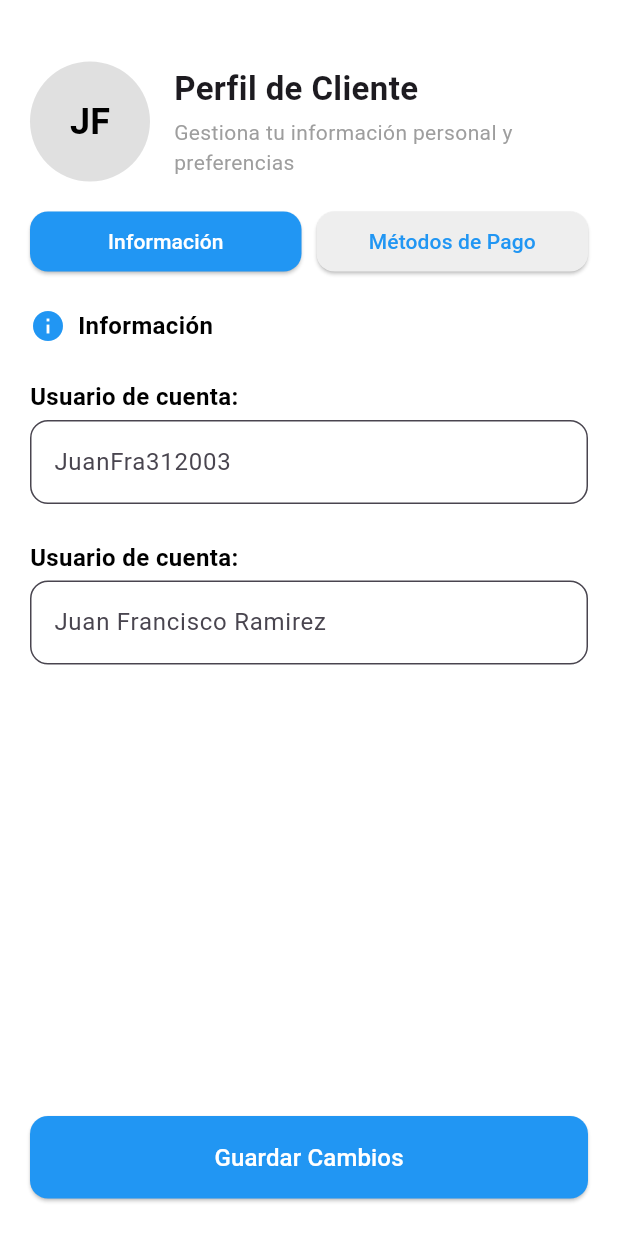
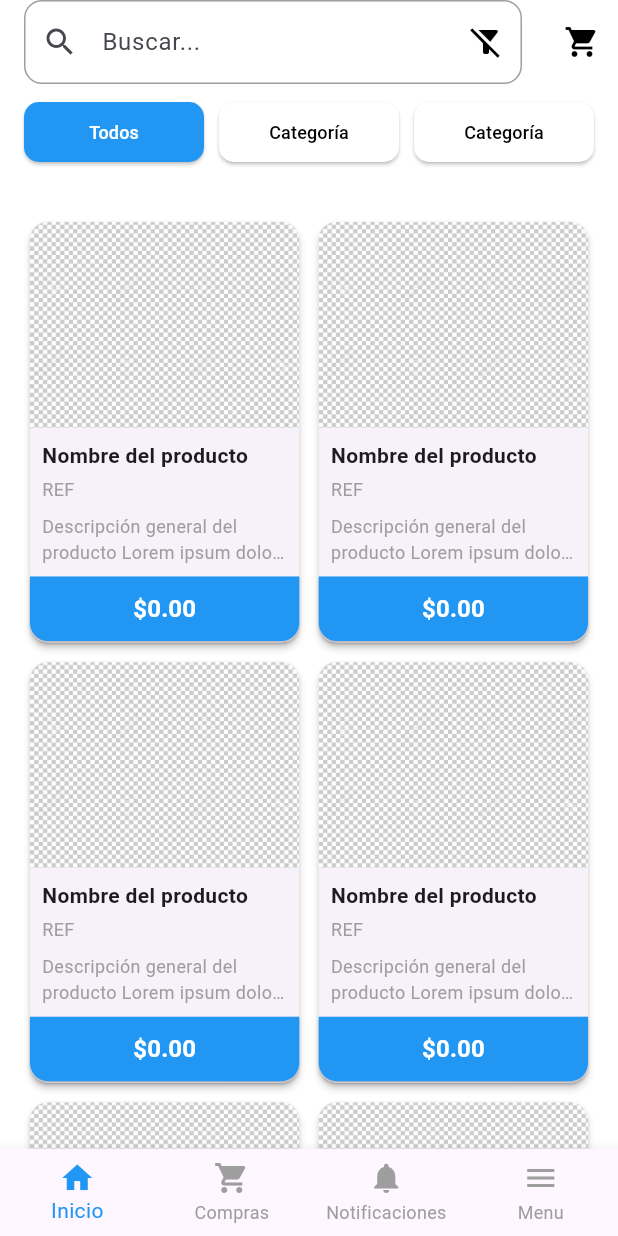
Before and after one commit to Easy-Market-SPL/spl-front, a Flutter app: the screen it shows after launch, after a tap on "Iniciar Sesión", on a phone screen of 412 x 824 dp. Run offline on Flutter 3.47's test engine with Material 3 defaults, Android fonts, the phone set to English and light mode, and no system bars; our stand-ins replace bloc, flutter_bloc.

Commit message:
feature/product grids according with the features and dashboard customer

```diff
--- /dev/null
+++ b/lib/pages/customer_user/dashboard_customer_user.dart
@@ -0,0 +1,107 @@
+import 'package:flutter/material.dart';
+import 'package:spl_front/spl/spl_variables.dart';
+import 'package:spl_front/utils/strings/bottom_navigation_strings.dart';
+import 'package:spl_front/utils/strings/customer_user_strings.dart';
+import 'package:spl_front/utils/strings/products_strings.dart';
+import 'package:spl_front/widgets/app_bars/customer_user_app_bar.dart';
+import 'package:spl_front/widgets/products/grids/customer_product_card.dart';
+import 'package:spl_front/widgets/products/grids/customer_product_rated_card.dart';
+
+class CustomerMainDashboard extends StatelessWidget {
+  const CustomerMainDashboard({super.key});
+
+  @override
+  Widget build(BuildContext context) {
+    return Scaffold(
+      backgroundColor: Colors.white,
+      appBar: CustomerUserAppBar(
+        hintText: CustomerStrings.searchHint, // Pass custom hint text
+        onFilterPressed: () {
+          // TODO: Implement filters action
+        },
+      ),
+      body: SafeArea(
+        child: Column(
+          crossAxisAlignment: CrossAxisAlignment.start,
+          children: [
+            // Category Tabs
+            Padding(
+              padding:
+                  const EdgeInsets.symmetric(horizontal: 16.0, vertical: 8.0),
+              child: Row(
+                // TODO: Build category tabs according with the state and database info
+                children: [
+                  _buildCategoryTab("Todos", isSelected: true),
+                  const SizedBox(width: 10),
+                  _buildCategoryTab(ProductStrings.productCategory),
+                  const SizedBox(width: 10),
+                  _buildCategoryTab(ProductStrings.productCategory),
+                ],
+              ),
+            ),
+            const SizedBox(height: 8),
+
+            // Product List
+            Expanded(
+              child: SingleChildScrollView(
+                child: Padding(
+                  padding: const EdgeInsets.all(16.0),
+                  // Important: Change the widget according with the variability from the Product Line
+                  child: SPLVariables.isRated
+                      ? CustomerProductRatedGrid()
+                      : CustomerProductGrid(),
+                ),
+              ),
+            ),
+
+            // Bottom Navigation Bar
+            _buildBottomNavigationBar(),
+          ],
+        ),
+      ),
+    );
+  }
+
+  Widget _buildCategoryTab(String text, {bool isSelected = false}) {
+    return Expanded(
+      child: ElevatedButton(
+        onPressed: () {
+          // TODO: Handle category tab selection
+        },
+        style: ElevatedButton.styleFrom(
+          backgroundColor: isSelected ? Colors.blue : Colors.white,
+          foregroundColor: isSelected ? Colors.white : Colors.black,
+          shape: RoundedRectangleBorder(
+            borderRadius: BorderRadius.circular(10),
+          ),
+        ),
+        child: Text(
+          text,
+          style: const TextStyle(fontSize: 12),
+        ),
+      ),
+    );
+  }
+
+  Widget _buildBottomNavigationBar() {
+    return BottomNavigationBar(
+      type: BottomNavigationBarType.fixed,
+      selectedItemColor: Colors.blue,
+      unselectedItemColor: Colors.grey,
+      items: const [
+        BottomNavigationBarItem(
+            icon: Icon(Icons.home), label: BottomStrings.home),
+        BottomNavigationBarItem(
+            icon: Icon(Icons.shopping_cart), label: BottomStrings.shopping),
+        BottomNavigationBarItem(
+            icon: Icon(Icons.notifications),
+            label: BottomStrings.notifications),
+        BottomNavigationBarItem(
+            icon: Icon(Icons.menu), label: BottomStrings.menu),
+      ],
+      onTap: (index) {
+        // TODO: Handle bottom navigation
+      },
+    );
+  }
+}
--- a/lib/routes/routes.dart
+++ b/lib/routes/routes.dart
@@ -1,6 +1,7 @@
 import 'package:flutter/cupertino.dart';
 import 'package:spl_front/pages/admin_user/profile_admin.dart';
 import 'package:spl_front/pages/business_user/profile_business_user.dart';
+import 'package:spl_front/pages/customer_user/dashboard_customer_user.dart';
 import 'package:spl_front/pages/customer_user/profile_customer_user.dart';
 import 'package:spl_front/pages/delivery_user/profile_delivery.dart';
 import 'package:spl_front/pages/login/login_page.dart';
@@ -17,4 +18,5 @@ final Map<String, Widget Function(BuildContext)> appRoutes = {
   'business_user_profile': (_) => BusinessUserProfilePage(),
   'admin_profile': (_) => AdminPanelPage(),
   'customer_profile': (_) => CustomerProfilePage(),
+  'customer_dashboard': (_) => CustomerMainDashboard(),
 };
--- /dev/null
+++ b/lib/spl/spl_variables.dart
@@ -0,0 +1,3 @@
+class SPLVariables {
+  static const isRated = false;
+}
--- /dev/null
+++ b/lib/utils/strings/bottom_navigation_strings.dart
@@ -0,0 +1,6 @@
+class BottomStrings {
+  static const String home = 'Inicio';
+  static const String shopping = 'Compras';
+  static const String notifications = 'Notificaciones';
+  static const String menu = 'Menu';
+}
--- /dev/null
+++ b/lib/utils/strings/customer_user_strings.dart
@@ -0,0 +1,3 @@
+class CustomerStrings {
+  static const searchHint = "Buscar...";
+}
--- /dev/null
+++ b/lib/utils/strings/products_strings.dart
@@ -0,0 +1,8 @@
+class ProductStrings {
+  static const productName = 'Nombre del producto';
+  static const productReference = 'REF';
+  static const productDescription =
+      'Descripción general del producto Lorem ipsum dolor sit amet.';
+  static const productPrice = '\$0.00';
+  static const productCategory = 'Categoría';
+}
--- /dev/null
+++ b/lib/widgets/app_bars/customer_user_app_bar.dart
@@ -0,0 +1,60 @@
+import 'package:flutter/material.dart';
+
+class CustomerUserAppBar extends StatelessWidget
+    implements PreferredSizeWidget {
+  final String hintText;
+  final VoidCallback onFilterPressed;
+
+  const CustomerUserAppBar({
+    super.key,
+    required this.hintText,
+    required this.onFilterPressed,
+  });
+
+  @override
+  Widget build(BuildContext context) {
+    return AppBar(
+      backgroundColor: Colors.white,
+      elevation: 0,
+      title: Padding(
+        padding: const EdgeInsets.symmetric(vertical: 8.0), // Add spacing
+        child: TextField(
+          decoration: InputDecoration(
+            hintText: hintText,
+            prefixIcon: const Icon(Icons.search),
+            suffixIcon: IconButton(
+              icon: const Icon(Icons.filter_alt_off, color: Colors.black),
+              onPressed: onFilterPressed,
+            ),
+            filled: true,
+            fillColor: Colors.white,
+            border: const OutlineInputBorder(
+              borderRadius: BorderRadius.all(Radius.circular(12)),
+              borderSide: BorderSide(color: Colors.grey), // Gray border
+            ),
+            enabledBorder: const OutlineInputBorder(
+              borderRadius: BorderRadius.all(Radius.circular(12)),
+              borderSide: BorderSide(color: Colors.grey), // Gray border
+            ),
+            focusedBorder: const OutlineInputBorder(
+              borderRadius: BorderRadius.all(Radius.circular(12)),
+              borderSide:
+                  BorderSide(color: Colors.blue, width: 2), // Blue border
+            ),
+          ),
+        ),
+      ),
+      actions: [
+        IconButton(
+          icon: const Icon(Icons.shopping_cart, color: Colors.black),
+          onPressed: () {
+            // TODO: Implement shopping cart action
+          },
+        ),
+      ],
+    );
+  }
+
+  @override
+  Size get preferredSize => const Size.fromHeight(kToolbarHeight);
+}
--- a/lib/widgets/login/login_form.dart
+++ b/lib/widgets/login/login_form.dart
@@ -55,7 +55,7 @@ class _LoginFormState extends State<LoginForm> {
                 eventHandler: () => {
                   // TODO: Implement the logic of auth according to the email and password
                   // print("A Mora le gusta el Gil")
-                  Navigator.pushReplacementNamed(context, 'customer_profile')
+                  Navigator.pushReplacementNamed(context, 'customer_dashboard')
                 },
                 buttonText: LoginStrings.loginButton,
               ),
--- a/lib/widgets/products/cards/business_product_card.dart
+++ b/lib/widgets/products/cards/business_product_card.dart
@@ -1,7 +1,7 @@
 import 'package:flutter/material.dart';
 
 class BusinessProductCard extends StatelessWidget {
-  //TODO: Receive the POJO product object instead of individual fields for the future navigation
+  //TODO: Receive the POJO product object instead of individual fields for the future navigation or use the appropriate provider (Bloc)
   final String name;
   final String reference;
   final String description;
--- a/lib/widgets/products/cards/business_product_rated_card.dart
+++ b/lib/widgets/products/cards/business_product_rated_card.dart
@@ -1,7 +1,7 @@
 import 'package:flutter/material.dart';
 
 class BusinessProductRatedCard extends StatelessWidget {
-  //TODO: Receive the POJO product object instead of individual fields for the future navigation
+  //TODO: Receive the POJO product object instead of individual fields for the future navigation or use the appropriate provider (Bloc)
   final String name;
   final String reference;
   final String description;
--- a/lib/widgets/products/cards/customer_product_card.dart
+++ b/lib/widgets/products/cards/customer_product_card.dart
@@ -1,7 +1,7 @@
 import 'package:flutter/material.dart';
 
 class CustomerProductCard extends StatelessWidget {
-  //TODO: Receive the POJO product object instead of individual fields for the future navigation
+  //TODO: Receive the POJO product object instead of individual fields for the future navigation or use the appropriate provider (Bloc)
   final String name;
   final String reference;
   final String description;
--- a/lib/widgets/products/cards/customer_product_rated_card.dart
+++ b/lib/widgets/products/cards/customer_product_rated_card.dart
@@ -20,7 +20,7 @@ class CustomerProductRatedCard extends StatelessWidget {
 
   @override
   Widget build(BuildContext context) {
-    //TODO: Receive the POJO product object instead of individual fields for the future navigation
+    //TODO: Receive the POJO product object instead of individual fields for the future navigation or use the appropriate provider (Bloc)
     return Card(
       shape: RoundedRectangleBorder(
         borderRadius: BorderRadius.circular(12),
--- /dev/null
+++ b/lib/widgets/products/grids/customer_product_card.dart
@@ -0,0 +1,44 @@
+import 'package:flutter/material.dart';
+import 'package:spl_front/utils/strings/products_strings.dart';
+import 'package:spl_front/widgets/products/cards/customer_product_card.dart';
+
+class CustomerProductGrid extends StatelessWidget {
+  //TODO: Receive the list of products from the provider (Bloc) in connection with the database
+  final List<Map<String, dynamic>> products = List.generate(
+    10,
+    (index) => {
+      "name": ProductStrings.productName,
+      "reference": ProductStrings.productReference,
+      "description": ProductStrings.productDescription,
+      "price": ProductStrings.productPrice,
+      "image": "assets/images/empty_background.jpg",
+    },
+  );
+
+  CustomerProductGrid({super.key});
+
+  @override
+  Widget build(BuildContext context) {
+    return GridView.builder(
+      physics: const NeverScrollableScrollPhysics(),
+      shrinkWrap: true,
+      gridDelegate: const SliverGridDelegateWithFixedCrossAxisCount(
+        crossAxisCount: 2,
+        crossAxisSpacing: 5.0,
+        mainAxisSpacing: 5.0,
+        childAspectRatio: 0.65,
+      ),
+      itemCount: products.length,
+      itemBuilder: (context, index) {
+        final product = products[index];
+        return CustomerProductCard(
+          name: product["name"],
+          reference: product["reference"],
+          description: product["description"],
+          price: product["price"],
+          imagePath: product["image"],
+        );
+      },
+    );
+  }
+}
```
Also changed, not shown: lib/widgets/products/grids/business_product_grid.dart (added, +44 -0 lines), lib/widgets/products/grids/business_product_rated_grid.dart (added, +45 -0 lines), lib/widgets/products/grids/customer_product_rated_card.dart (added, +45 -0 lines).
